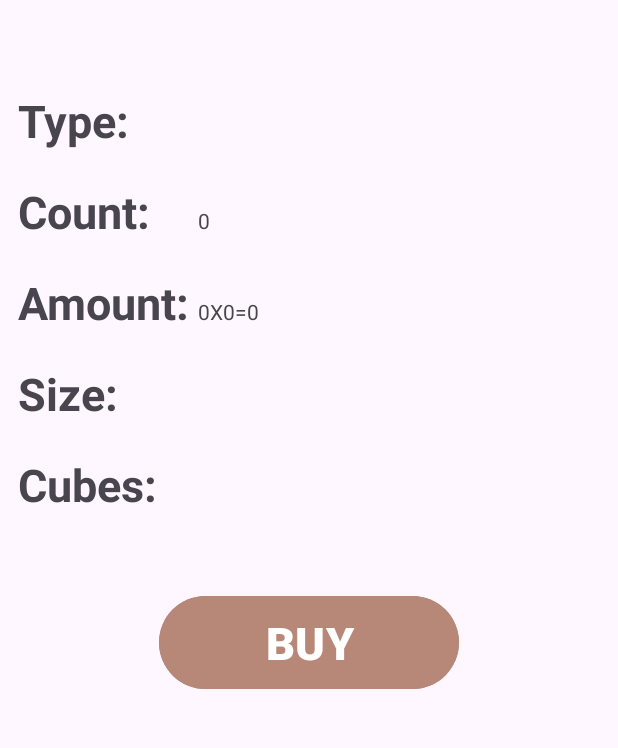
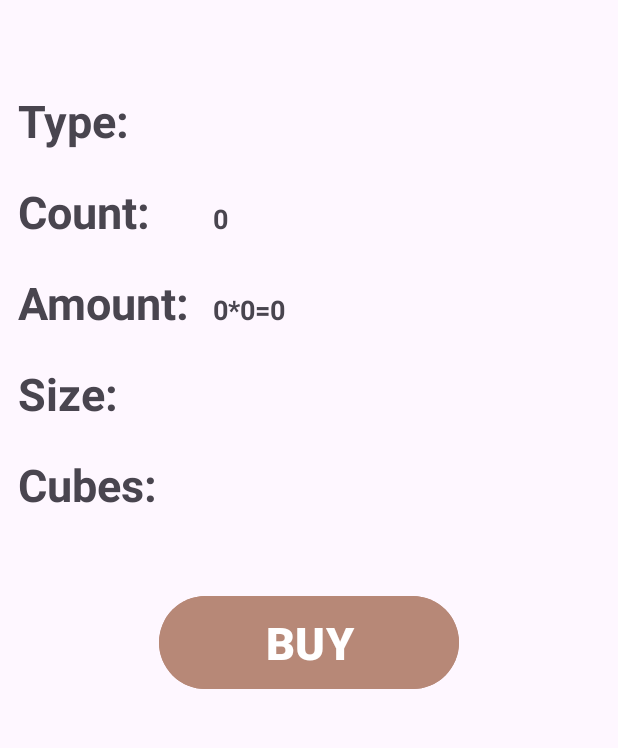
Before and after one commit to ranganarayanan/coffee, an Android app: the Orderpage screen opened directly, with no data from a screen before it, on a phone screen of 412 x 824 dp, the part 219-967 px from its top. Run offline under Robolectric (Android 15) with nearby library versions, the phone set to English and light mode, and no system bars.

Commit message:
rate changes

```diff
--- a/app/src/main/java/com/example/coffee/Orderpage.java
+++ b/app/src/main/java/com/example/coffee/Orderpage.java
@@ -39,7 +39,7 @@ public class Orderpage extends AppCompatActivity {
         ocube=(TextView) findViewById(R.id.cube);
         otype.setText(type);
         ocount.setText(""+count);
-        oamount.setText(""+count+"X"+amount+"="+(count*amount));
+        oamount.setText("" +count+ "*" +amount+ "=" +(count*amount));
         osize.setText(size);
         ocube.setText(cube);
 
--- a/app/src/main/res/layout/activity_orderpage.xml
+++ b/app/src/main/res/layout/activity_orderpage.xml
@@ -51,7 +51,10 @@
             android:layout_width="match_parent"
             android:layout_height="wrap_content"
             android:backgroundTint="@android:color/transparent"
-            android:id="@+id/type"/>
+            android:id="@+id/type"
+            android:textSize="18dp"
+            android:textStyle="bold"
+            android:layout_marginLeft="10dp"/>
     </LinearLayout>
     <LinearLayout
         android:layout_width="match_parent"
@@ -68,7 +71,10 @@
             android:layout_width="match_parent"
             android:layout_height="wrap_content"
             android:backgroundTint="@android:color/transparent"
-            android:id="@+id/count"/>
+            android:id="@+id/count"
+            android:textSize="18dp"
+            android:textStyle="bold"
+            android:layout_marginLeft="10dp"/>
     </LinearLayout>
     <LinearLayout
         android:layout_width="match_parent"
@@ -85,7 +91,10 @@
             android:layout_width="match_parent"
             android:layout_height="wrap_content"
             android:backgroundTint="@android:color/transparent"
-            android:id="@+id/amount"/>
+            android:id="@+id/amount"
+            android:textSize="18dp"
+            android:textStyle="bold"
+            android:layout_marginLeft="10dp"/>
     </LinearLayout>
     <LinearLayout
         android:layout_width="match_parent"
@@ -102,7 +111,10 @@
             android:layout_width="match_parent"
             android:layout_height="wrap_content"
             android:backgroundTint="@android:color/transparent"
-            android:id="@+id/size"/>
+            android:id="@+id/size"
+            android:textSize="18dp"
+            android:textStyle="bold"
+            android:layout_marginLeft="10dp"/>
     </LinearLayout>
     <LinearLayout
         android:layout_width="match_parent"
@@ -119,7 +131,10 @@
             android:layout_width="match_parent"
             android:layout_height="wrap_content"
             android:backgroundTint="@android:color/transparent"
-            android:id="@+id/cube"/>
+            android:id="@+id/cube"
+            android:textSize="18dp"
+            android:textStyle="bold"
+            android:layout_marginLeft="10dp"/>
     </LinearLayout>
     <Button
         android:layout_width="200dp"
```
